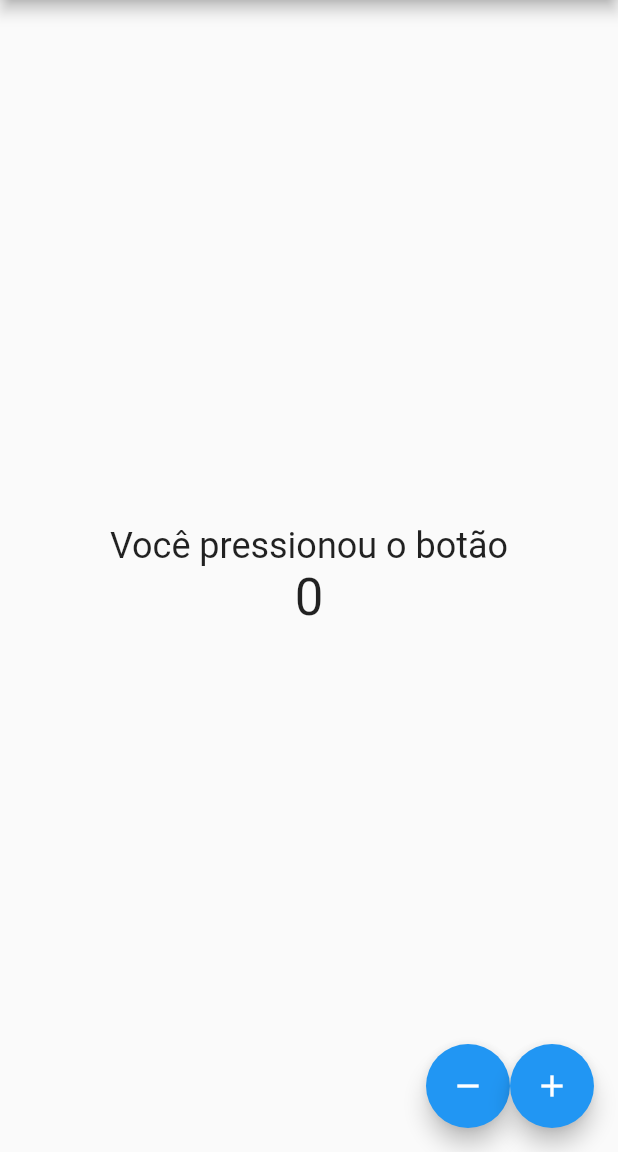
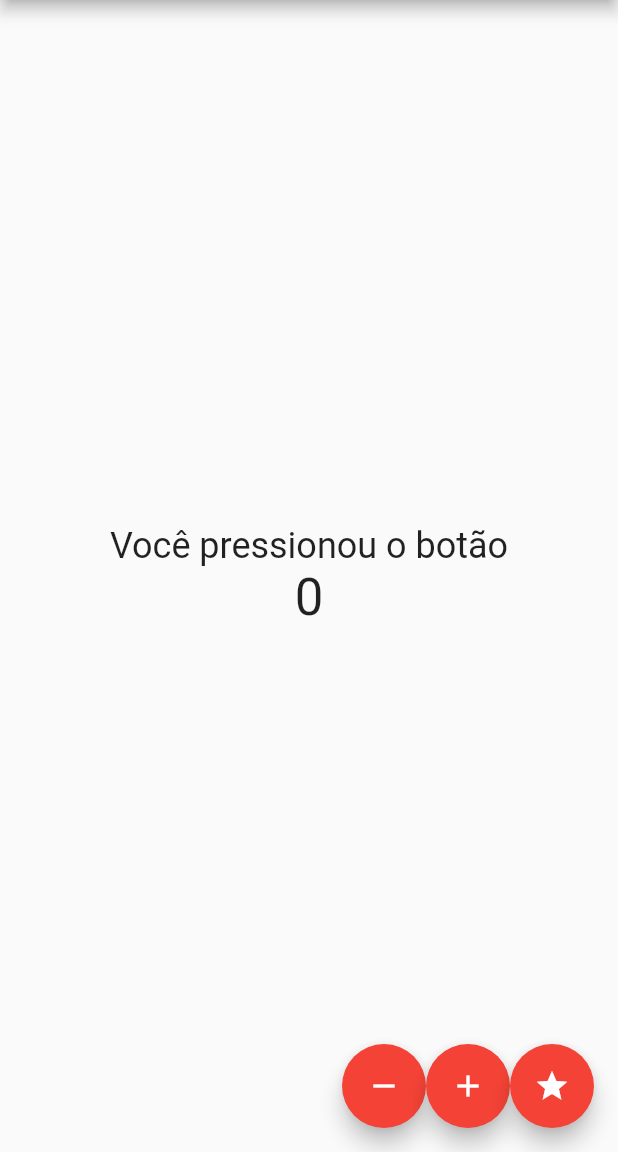
Before and after one commit to Irand27/MeuContador, a Flutter app: the screen it shows after launch, after a tap on the "remove" icon, after a tap on the "add" icon, on a phone screen of 412 x 824 dp, the part 84-1236 px from its top. Run offline on Flutter 3.47's test engine with Material 2 defaults, Android fonts, the phone set to English and light mode, and no system bars.

Commit message:
Contador2

```diff
--- a/lib/main.dart
+++ b/lib/main.dart
@@ -13,6 +13,24 @@ class TelaInicial extends StatefulWidget {
 
 class _TelaInicialState extends State<TelaInicial> {
   var resultado = 0;
+
+  void _operation(Function(int, int) func) {
+    setState(() {
+      resultado = func(resultado, 1);
+    });
+  }
+
+  int add(num1, num2) {
+    return num1 + num2;
+  }
+
+  int sub(num1, num2) {
+    return num1 - num2;
+  }
+
+  int mul(num1, num2) {
+    return num1 * num2 * 2;
+  }
 
   @override
   Widget build(BuildContext context) {
@@ -40,24 +58,33 @@ class _TelaInicialState extends State<TelaInicial> {
       floatingActionButton: Row(
         mainAxisAlignment: MainAxisAlignment.end,
         children: [
-          FloatingActionButton(
-            onPressed: () {
-              setState(() {
-                resultado -= 1;
-              });
-            },
-            child: Icon(Icons.remove),
-          ),
-          FloatingActionButton(
-            onPressed: () {
-              setState(() {
-                resultado += 1;
-              });
-            },
-            child: Icon(Icons.add),
-          ),
+          OperationFloatActionButton(Icon(Icons.remove), () {
+            _operation(sub);
+          }),
+          OperationFloatActionButton(Icon(Icons.add), () {
+            _operation(add);
+          }),
+          OperationFloatActionButton(Icon(Icons.star), () {
+            _operation(mul);
+          })
         ],
       ),
     );
   }
 }
+
+class OperationFloatActionButton extends StatelessWidget {
+  final Function func;
+  final Widget icon;
+
+  OperationFloatActionButton(this.icon, this.func, {Key key}) : super(key: key);
+
+  @override
+  Widget build(BuildContext context) {
+    return FloatingActionButton(
+      backgroundColor: Colors.red,
+      onPressed: func,
+      child: icon,
+    );
+  }
+}
```
